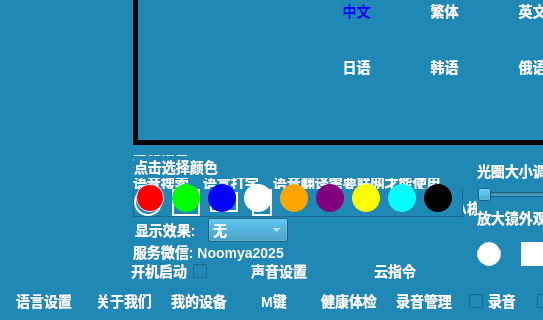
wlffeng2008/EasyPointer, file EasyPointer/mainwindow.ui: the form before one commit; both pictures show x 0 to 543 and y 200 to 520 of the 840 by 520 pixel window.
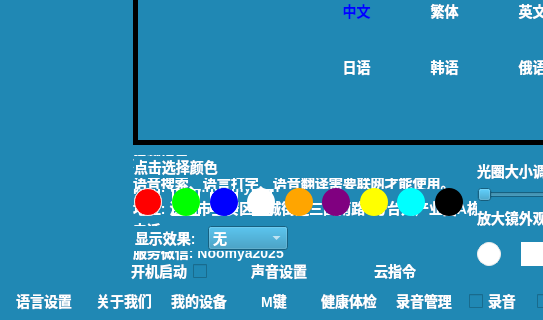
The form after the commit. The open tabs and pages were chosen to show the change. Icons and pictures are not drawn. Custom widgets are drawn as their Qt base class.

Diff of the .ui file:
```diff
--- a/EasyPointer/mainwindow.ui
+++ b/EasyPointer/mainwindow.ui
@@ -1746,9 +1746,12 @@
          <x>124</x>
          <y>318</y>
          <width>330</width>
-         <height>62</height>
+         <height>61</height>
         </rect>
        </property>
+       <property name="styleSheet">
+        <string notr="true">#frameShape{background-color: transparent;}</string>
+       </property>
        <property name="frameShape">
         <enum>QFrame::Shape::StyledPanel</enum>
        </property>
@@ -2203,7 +2206,7 @@
          <x>124</x>
          <y>318</y>
          <width>330</width>
-         <height>101</height>
+         <height>100</height>
         </rect>
        </property>
        <property name="styleSheet">
@@ -2216,6 +2219,9 @@
         <enum>QFrame::Shadow::Raised</enum>
        </property>
        <layout class="QVBoxLayout" name="verticalLayout_9" stretch="0,1,0,0">
+        <property name="spacing">
+         <number>10</number>
+        </property>
         <property name="leftMargin">
          <number>0</number>
         </property>
```
Left out of the diff: 6 changed lines with no effect on the pictures.
